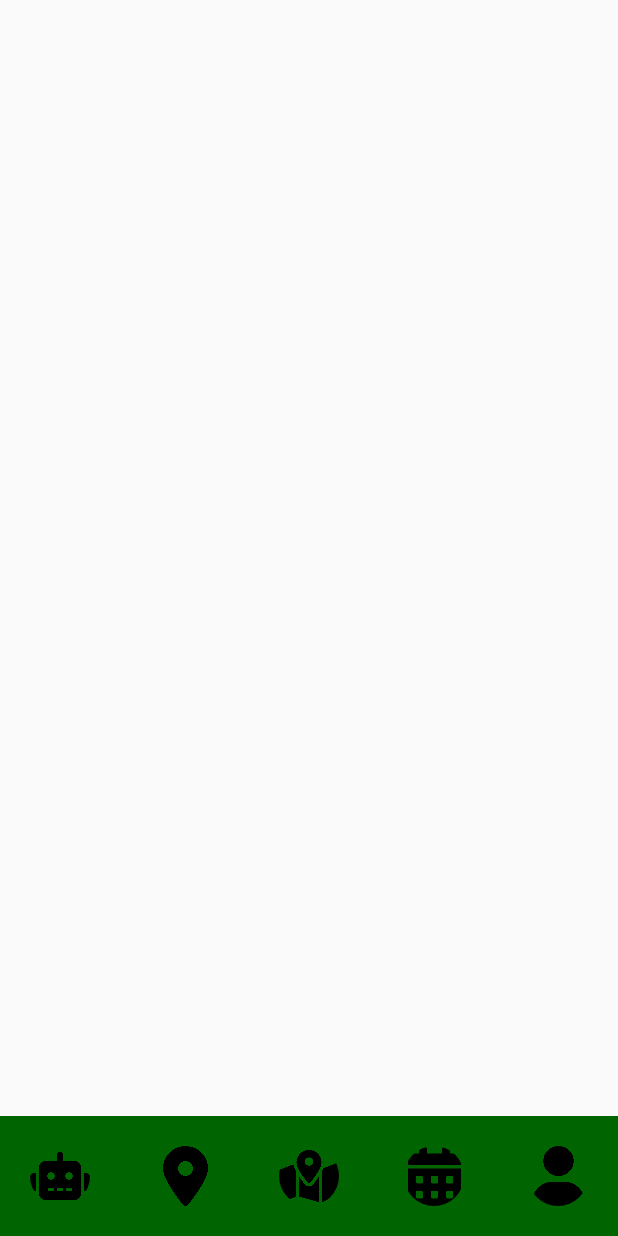
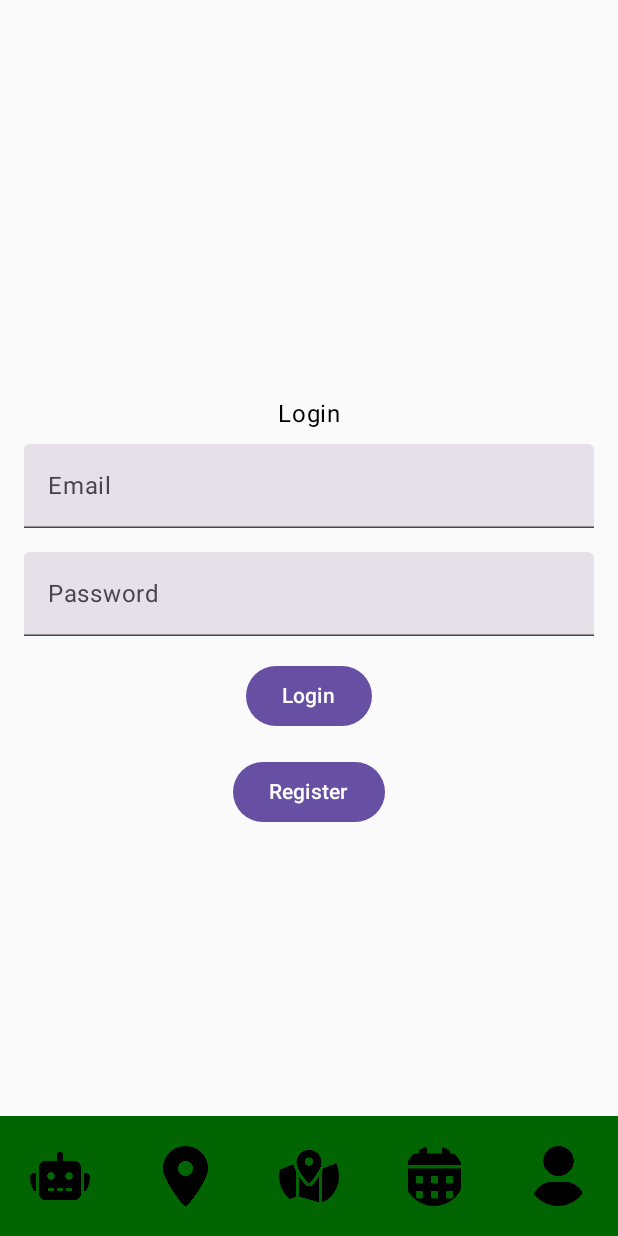
Before and after one commit to doriangilbert/ProjetIFT717, an Android app built with Jetpack Compose: the screen it shows after launch (MainActivity), on a phone screen of 412 x 824 dp. Run offline under Robolectric (Android 15) with nearby library versions, the phone set to English and light mode, and no system bars; pictures from the network do not load.

Commit message:
ajout du login et register

```diff
--- a/projetift717_client_android/app/build.gradle.kts
+++ b/projetift717_client_android/app/build.gradle.kts
@@ -79,4 +79,5 @@ dependencies {
 
     implementation(libs.retrofit)
     implementation(libs.converter.scalars)
+    implementation(libs.logging.interceptor)
 }
--- /dev/null
+++ b/projetift717_client_android/app/src/main/java/com/example/projetift717/model/requests/RegisterRequest.kt
@@ -0,0 +1,3 @@
+package com.example.projetift717.model.requests
+
+data class RegisterRequest(val name: String, val surname: String, val email: String, val password: String)
--- a/projetift717_client_android/app/src/main/java/com/example/projetift717/network/EventService.kt
+++ b/projetift717_client_android/app/src/main/java/com/example/projetift717/network/EventService.kt
@@ -1,21 +1,22 @@
 package com.example.projetift717.network
 
 import com.example.projetift717.model.Event
+import retrofit2.Response
 import retrofit2.http.*
 
 interface EventService {
     @GET("/events")
-    suspend fun fetchAllEvents(@Header("Authorization") token: String): List<Event>
+    suspend fun fetchAllEvents(@Header("Authorization") token: String): Response<List<Event>>
 
     @GET("/events/{id}")
-    suspend fun fetchEventById(@Header("Authorization") token: String, @Path("id") id: String): Event
+    suspend fun fetchEventById(@Header("Authorization") token: String, @Path("id") id: String): Response<Event>
 
     @POST("/events")
-    suspend fun createEvent(@Header("Authorization") token: String, @Body event: Event): Event
+    suspend fun createEvent(@Header("Authorization") token: String, @Body event: Event): Response<Event>
 
     @PUT("/events/{id}")
-    suspend fun updateEvent(@Header("Authorization") token: String, @Path("id") id: String, @Body event: Event): Event
+    suspend fun updateEvent(@Header("Authorization") token: String, @Path("id") id: String, @Body event: Event): Response<Event>
 
     @POST("/events/{id}")
-    suspend fun deleteEvent(@Header("Authorization") token: String, @Path("id") id: String): Event
+    suspend fun deleteEvent(@Header("Authorization") token: String, @Path("id") id: String): Response<Event>
 }
--- a/projetift717_client_android/app/src/main/java/com/example/projetift717/network/PlaceService.kt
+++ b/projetift717_client_android/app/src/main/java/com/example/projetift717/network/PlaceService.kt
@@ -1,21 +1,22 @@
 package com.example.projetift717.network
 
 import com.example.projetift717.model.Place
+import retrofit2.Response
 import retrofit2.http.*
 
 interface PlaceService {
     @GET("/places")
-    suspend fun fetchAllPlaces(@Header("Authorization") token: String): List<Place>
+    suspend fun fetchAllPlaces(@Header("Authorization") token: String): Response<List<Place>>
 
     @GET("/places/{id}")
-    suspend fun fetchPlaceById(@Header("Authorization") token: String, @Path("id") id: String): Place
+    suspend fun fetchPlaceById(@Header("Authorization") token: String, @Path("id") id: String): Response<Place>
 
     @POST("places")
-    suspend fun createPlace(@Header("Authorization") token: String, @Body place: Place): Place
+    suspend fun createPlace(@Header("Authorization") token: String, @Body place: Place): Response<Place>
 
     @PUT("/places/{id}")
-    suspend fun updatePlace(@Header("Authorization") token: String, @Path("id") id: String, @Body place: Place): Place
+    suspend fun updatePlace(@Header("Authorization") token: String, @Path("id") id: String, @Body place: Place): Response<Place>
 
     @DELETE("/places/{id}")
-    suspend fun deletePlace(@Header("Authorization") token: String, @Path("id") id: String): Place
+    suspend fun deletePlace(@Header("Authorization") token: String, @Path("id") id: String): Response<Place>
 }
--- a/projetift717_client_android/app/src/main/java/com/example/projetift717/network/RetrofitInstance.kt
+++ b/projetift717_client_android/app/src/main/java/com/example/projetift717/network/RetrofitInstance.kt
@@ -1,14 +1,24 @@
 package com.example.projetift717.network
 
+import okhttp3.OkHttpClient
+import okhttp3.logging.HttpLoggingInterceptor
 import retrofit2.Retrofit
 import retrofit2.converter.gson.GsonConverterFactory
 
 object RetrofitInstance {
     private const val BASE_URL = "http://10.0.2.2:3000"
+    val loggingInterceptor = HttpLoggingInterceptor().apply {
+        level = HttpLoggingInterceptor.Level.BODY
+    }
+
+    val client = OkHttpClient.Builder()
+        .addInterceptor(loggingInterceptor)
+        .build()
 
     val eventService: EventService by lazy {
         Retrofit.Builder()
             .baseUrl(BASE_URL)
+            .client(client)
             .addConverterFactory(GsonConverterFactory.create())
             .build()
             .create(EventService::class.java)
@@ -17,6 +27,7 @@ object RetrofitInstance {
     val placeService: PlaceService by lazy {
         Retrofit.Builder()
             .baseUrl(BASE_URL)
+            .client(client)
             .addConverterFactory(GsonConverterFactory.create())
             .build()
             .create(PlaceService::class.java)
@@ -25,6 +36,7 @@ object RetrofitInstance {
     val userService: UserService by lazy {
         Retrofit.Builder()
             .baseUrl(BASE_URL)
+            .client(client)
             .addConverterFactory(GsonConverterFactory.create())
             .build()
             .create(UserService::class.java)
--- a/projetift717_client_android/app/src/main/java/com/example/projetift717/network/UserService.kt
+++ b/projetift717_client_android/app/src/main/java/com/example/projetift717/network/UserService.kt
@@ -3,28 +3,33 @@ package com.example.projetift717.network
 import com.example.projetift717.model.User
 import com.example.projetift717.model.requests.LoginRequest
 import com.example.projetift717.model.requests.LoginResponse
+import com.example.projetift717.model.requests.RegisterRequest
+import retrofit2.Response
 
 import retrofit2.http.*
 
 interface UserService {
     @GET("/users")
-    suspend fun fetchAllUsers(@Header("Authorization") token: String): List<User>
+    suspend fun fetchAllUsers(@Header("Authorization") token: String): Response<List<User>>
 
     @GET("/users/{id}")
-    suspend fun fetchUserById(@Header("Authorization") token: String, @Path("id") id: String): User
+    suspend fun fetchUserById(@Header("Authorization") token: String, @Path("id") id: String): Response<User>
 
     @POST("/users")
-    suspend fun createUser(@Header("Authorization") token: String, @Body user: User): User
+    suspend fun createUser(@Header("Authorization") token: String, @Body user: User): Response<User>
 
     @POST("/users/login")
-    suspend fun login(@Body user: LoginRequest): LoginResponse
+    suspend fun login(@Body user: LoginRequest): Response<LoginResponse>
+
+    @POST("/users/register")
+    suspend fun register(@Header("Authorization") token: String, @Body user: RegisterRequest): Response<User>
 
     @POST("/users/logout")
-    suspend fun logout(@Body user: User): User
+    suspend fun logout(@Body user: User): Response<User>
 
     @PUT("/users/{id}")
-    suspend fun updateUser(@Header("Authorization") token: String, @Path("id") id: String, @Body user: User): User
+    suspend fun updateUser(@Header("Authorization") token: String, @Path("id") id: String, @Body user: User): Response<User>
 
     @DELETE("/users/{id}")
-    suspend fun deleteUser(@Header("Authorization") token: String, @Path("id") id: String): User
+    suspend fun deleteUser(@Header("Authorization") token: String, @Path("id") id: String): Response<User>
 }
--- a/projetift717_client_android/app/src/main/java/com/example/projetift717/view/EventsView.kt
+++ b/projetift717_client_android/app/src/main/java/com/example/projetift717/view/EventsView.kt
@@ -12,6 +12,7 @@ import androidx.compose.material3.Divider
 import androidx.compose.material3.MaterialTheme
 import androidx.compose.material3.Text
 import androidx.compose.runtime.Composable
+import androidx.compose.runtime.LaunchedEffect
 import androidx.compose.runtime.collectAsState
 import androidx.compose.runtime.getValue
 import androidx.compose.ui.Alignment
@@ -27,7 +28,9 @@ import com.example.projetift717.viewmodel.EventsViewModel
 @Composable
 fun EventsView(viewModel: EventsViewModel, navController: NavController) {
     val events by viewModel.events.collectAsState()
-
+    LaunchedEffect(key1 = Unit) {
+        viewModel.fetchAllEvents()
+    }
     Column {
         EventList(events = events, navController = navController)
     }
--- /dev/null
+++ b/projetift717_client_android/app/src/main/java/com/example/projetift717/view/LoginView.kt
@@ -0,0 +1,72 @@
+package com.example.projetift717.view
+
+import androidx.compose.foundation.layout.Arrangement
+import androidx.compose.foundation.layout.Column
+import androidx.compose.foundation.layout.fillMaxSize
+import androidx.compose.foundation.layout.fillMaxWidth
+import androidx.compose.foundation.layout.padding
+import androidx.compose.foundation.text.KeyboardOptions
+import androidx.compose.material3.Button
+import androidx.compose.material3.Text
+import androidx.compose.material3.TextField
+import androidx.compose.runtime.Composable
+import androidx.compose.runtime.*
+import androidx.compose.ui.Alignment
+import androidx.compose.ui.Modifier
+import androidx.compose.ui.text.input.KeyboardType
+import androidx.compose.ui.text.input.PasswordVisualTransformation
+import androidx.compose.ui.unit.dp
+import androidx.navigation.NavController
+import com.example.projetift717.viewmodel.UserViewModel
+import androidx.lifecycle.Observer
+import androidx.lifecycle.compose.LocalLifecycleOwner
+import com.example.projetift717.model.requests.LoginResponse
+
+@Composable
+fun LoginScreen(vm: UserViewModel, navController: NavController) {
+    var email by remember { mutableStateOf("") }
+    var password by remember { mutableStateOf("") }
+
+    val responseObserver = Observer<LoginResponse?> { response ->
+        if (response?.token != null) {
+            navController.navigate("EventsView")
+        }
+    }
+    vm.loginResponse.observe(LocalLifecycleOwner.current, responseObserver)
+
+    Column(
+        modifier = Modifier.fillMaxSize().padding(16.dp),
+        horizontalAlignment = Alignment.CenterHorizontally,
+        verticalArrangement = Arrangement.Center
+    ) {
+        Text("Login")
+        TextField(
+            value = email,
+            onValueChange = { email = it },
+            label = { Text("Email") },
+            modifier = Modifier.fillMaxWidth().padding(vertical = 8.dp),
+            keyboardOptions = KeyboardOptions(keyboardType = KeyboardType.Email)
+        )
+        TextField(
+            value = password,
+            onValueChange = { password = it },
+            label = { Text("Password") },
+            modifier = Modifier.fillMaxWidth().padding(vertical = 8.dp),
+            visualTransformation = PasswordVisualTransformation()
+        )
+        Button(
+            onClick = {
+                vm.login(email, password)
+            },
+            modifier = Modifier.padding(vertical = 8.dp)
+        ) {
+            Text("Login")
+        }
+        Button(
+            onClick = { navController.navigate("Register") },
+            modifier = Modifier.padding(vertical = 8.dp)
+        ) {
+            Text("Register")
+        }
+    }
+}
--- a/projetift717_client_android/app/src/main/java/com/example/projetift717/view/MainActivity.kt
+++ b/projetift717_client_android/app/src/main/java/com/example/projetift717/view/MainActivity.kt
@@ -6,9 +6,11 @@ import androidx.activity.ComponentActivity
 import androidx.activity.compose.setContent
 import androidx.activity.enableEdgeToEdge
 import androidx.compose.material3.MaterialTheme
+import androidx.lifecycle.ViewModelProvider
 import androidx.navigation.compose.NavHost
 import androidx.navigation.compose.composable
 import androidx.navigation.compose.rememberNavController
+import com.example.projetift717.model.User
 
 // import de l'Instance Retrofit pour obtenir toutes les routes et les utiliser
 import com.example.projetift717.network.RetrofitInstance
@@ -27,20 +29,30 @@ import com.example.projetift717.viewmodel.UserViewModel
 
 class MainActivity : ComponentActivity() {
     // Les repository
-    private val eventRepository = EventRepository()
-    private val placeRepository = PlaceRepository()
+    private lateinit var eventRepository: EventRepository
+    private lateinit var placeRepository: PlaceRepository
+
     private lateinit var userRepository: UserRepository
 
     // Les viewmodel
-    private val eventDetailsViewModel = EventDetailsViewModel(eventRepository)
-    private val eventsViewModel = EventsViewModel(eventRepository)
-    private val placesListViewModel = PlacesListViewModel(placeRepository)
-    private val profileViewModel = ProfileViewModel(userRepository)
+    private lateinit var eventDetailsViewModel: EventDetailsViewModel
+    private lateinit var eventsViewModel: EventsViewModel
+    private lateinit var placesListViewModel: PlacesListViewModel
+    private lateinit var profileViewModel: ProfileViewModel
+    private lateinit var userViewModel: UserViewModel
 
     override fun onCreate(savedInstanceState: Bundle?) {
         super.onCreate(savedInstanceState)
+
+        eventRepository = EventRepository()
+        placeRepository = PlaceRepository()
         userRepository = UserRepository(this)
-        val userVM = UserViewModel(userRepository)
+
+        eventDetailsViewModel = EventDetailsViewModel(eventRepository)
+        eventsViewModel = EventsViewModel(eventRepository)
+        placesListViewModel = PlacesListViewModel(placeRepository)
+        profileViewModel = ProfileViewModel(userRepository)
+        userViewModel = UserViewModel(userRepository)
 
         enableEdgeToEdge()
         setContent {
@@ -49,7 +61,14 @@ class MainActivity : ComponentActivity() {
 
                 //On renseigne tous les chemins pour naviguer de page en page.
                 //On commence par aller à la page ou il y a la liste des lieux.
-                NavHost(navController, startDestination = "EventsView") {
+                NavHost(navController, startDestination = "Login") {
+                    composable("Login") {
+                        LoginScreen(userViewModel, navController = navController)
+                    }
+                    composable("Register") {
+                        RegisterScreen(userViewModel, navController = navController)
+                    }
+
                     composable("EventsView") {
                         EventsView(viewModel = eventsViewModel, navController = navController)
                     }
@@ -63,14 +82,12 @@ class MainActivity : ComponentActivity() {
                         PlacesListView(viewModel = placesListViewModel, navController = navController)
                     }
                 }
-
-                if (navController.currentBackStackEntry?.destination?.route != "Login") {
-                    Footer(navController = navController)
-                }
+                Footer(navController = navController)
             }
         }
 
         // Pour retirer la barre de navigation lorsque l'on est dans l'application
+
         window.decorView.systemUiVisibility = (
                 View.SYSTEM_UI_FLAG_IMMERSIVE_STICKY
                         or View.SYSTEM_UI_FLAG_HIDE_NAVIGATION
--- a/projetift717_client_android/app/src/main/java/com/example/projetift717/viewmodel/EventsViewModel.kt
+++ b/projetift717_client_android/app/src/main/java/com/example/projetift717/viewmodel/EventsViewModel.kt
@@ -35,12 +35,13 @@ class EventsViewModel(private val repository: EventRepository) : ViewModel() {
         }
     }*/
 
-    private fun fetchAllEvents() {
+    fun fetchAllEvents() {
         viewModelScope.launch {
             val eventList = repository.fetchAllEvents()
-            _events.value = eventList
-            //_events.value = repository.fetchAllEvents()
-            Log.d("EventsViewModel", "Fetched events: $eventList")
+            if (eventList != null) {
+               _events.value = eventList
+                Log.d("EventsViewModel", "Fetched events: $eventList")
+            }
         }
     }
 }
--- a/projetift717_client_android/app/src/main/java/com/example/projetift717/viewmodel/PlacesListViewModel.kt
+++ b/projetift717_client_android/app/src/main/java/com/example/projetift717/viewmodel/PlacesListViewModel.kt
@@ -11,6 +11,7 @@ import kotlinx.coroutines.launch
 // Les imports des fichiers du projet
 import com.example.projetift717.model.Place
 import com.example.projetift717.repository.PlaceRepository
+import kotlin.io.path.Path
 
 // Les donnees pour la page affichant la liste des evenements
 class PlacesListViewModel(private val repository: PlaceRepository) : ViewModel() {
@@ -23,7 +24,10 @@ class PlacesListViewModel(private val repository: PlaceRepository) : ViewModel()
 
     private fun fetchAllEvents() {
         viewModelScope.launch {
-            _places.value = repository.fetchAllPlaces()
+            val places = repository.fetchAllPlaces()
+            if (places != null) {
+                _places.value = places
+            }
         }
     }
 }
--- a/projetift717_client_android/gradle/libs.versions.toml
+++ b/projetift717_client_android/gradle/libs.versions.toml
@@ -14,6 +14,7 @@ kotlinxSerializationJson = "1.7.3"
 lifecycleRuntimeKtx = "2.8.6"
 activityCompose = "1.9.3"
 composeBom = "2024.04.01"
+loggingInterceptor = "4.10.0"
 navigationCompose = "2.8.4"
 retrofit = "lts"
 retrofitVersion = "2.9.0"
@@ -44,6 +45,7 @@ androidx-ui-test-manifest = { group = "androidx.compose.ui", name = "ui-test-man
 androidx-ui-test-junit4 = { group = "androidx.compose.ui", name = "ui-test-junit4" }
 androidx-material3 = { group = "androidx.compose.material3", name = "material3" }
 kotlinx-serialization-json = { module = "org.jetbrains.kotlinx:kotlinx-serialization-json", version.ref = "kotlinxSerializationJson" }
+logging-interceptor = { module = "com.squareup.okhttp3:logging-interceptor", version.ref = "loggingInterceptor" }
 retrofit = { module = "com.squareup.retrofit2:retrofit", version.ref = "retrofit" }
 retrofit-v290 = { module = "com.squareup.retrofit2:retrofit", version.ref = "retrofitVersion" }
 
```
Also changed, not shown: projetift717_client_android/app/src/main/java/com/example/projetift717/repository/EventRepository.kt (+66 -12 lines), projetift717_client_android/app/src/main/java/com/example/projetift717/repository/PlaceRepository.kt (+65 -11 lines), projetift717_client_android/app/src/main/java/com/example/projetift717/repository/UserRepository.kt (+96 -14 lines), projetift717_client_android/app/src/main/java/com/example/projetift717/view/RegisterView.kt (added, +91 -0 lines), projetift717_client_android/app/src/main/java/com/example/projetift717/viewmodel/UserViewModel.kt (+17 -4 lines).
